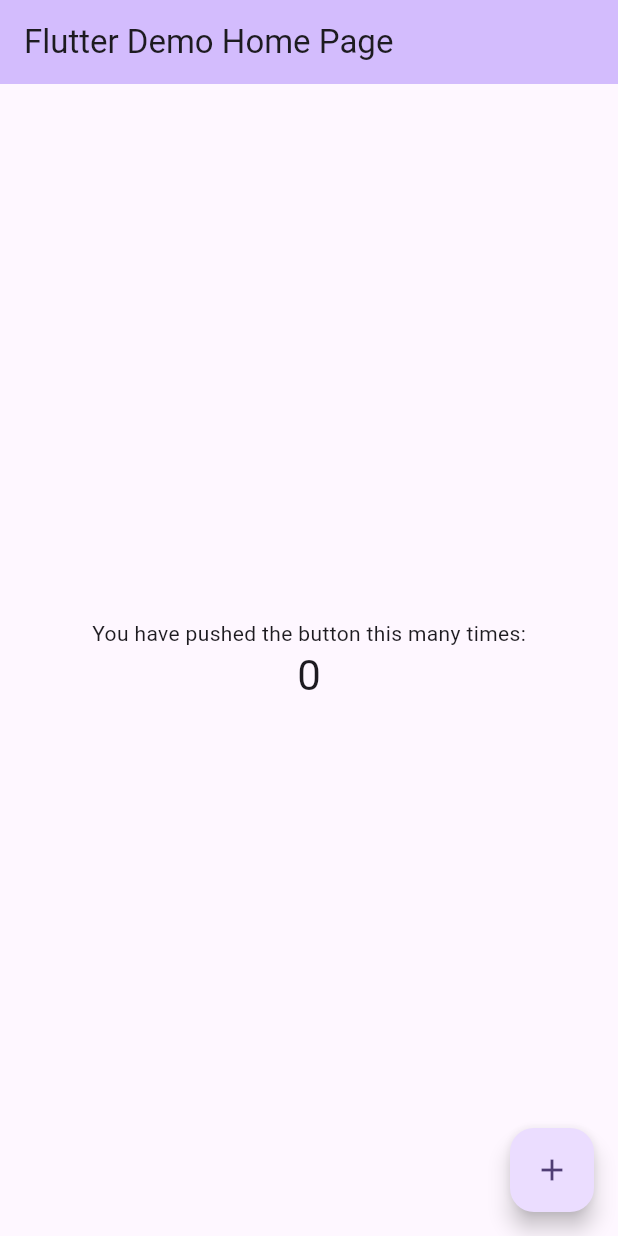
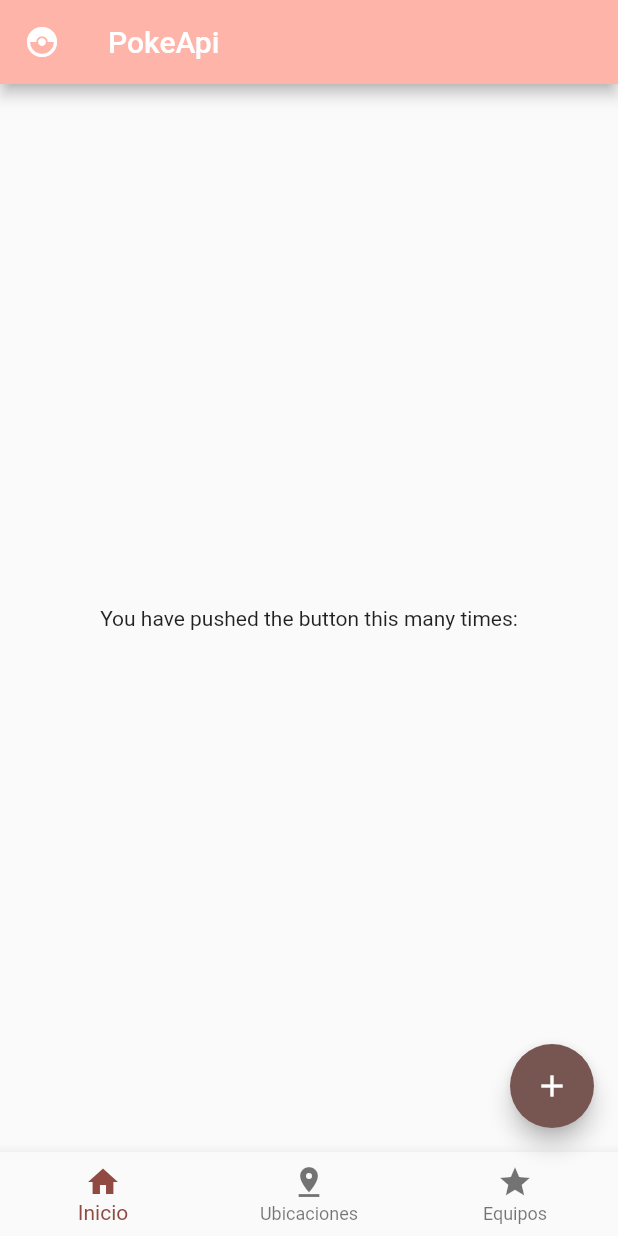
Before and after one commit to fedeGtz11/pokeApi, a Flutter app: the screen it shows after launch, on a phone screen of 412 x 824 dp. Run offline on Flutter 3.47's test engine with Material 3 defaults, Android fonts, the phone set to English and light mode, and no system bars.

Commit message:
Se le agregaron cositas, se separaron por archivos, basico ++

```diff
--- /dev/null
+++ b/lib/home.dart
@@ -0,0 +1,45 @@
+import 'package:flutter/material.dart';
+import 'pokeapi.dart';
+
+class HomePage extends StatefulWidget {
+  const HomePage({super.key, required this.title});
+
+  final String title;
+
+  @override
+  State<HomePage> createState() => _MyHomePageState();
+}
+
+class _MyHomePageState extends State<HomePage> {
+  @override
+  Widget build(BuildContext context) {
+    return Scaffold(
+      appBar: AppBar(
+        backgroundColor: Theme.of(context).colorScheme.inversePrimary,
+        leading: Icon(Icons.catching_pokemon),
+        title: Text(widget.title),
+      ),
+      body: Center(
+        child: Column(
+          mainAxisAlignment: MainAxisAlignment.center,
+          children: <Widget>[
+            const Text(
+              'You have pushed the button this many times:',
+            ),
+          ],
+        ),
+      ),
+      floatingActionButton: FloatingActionButton(
+        onPressed: () {},
+        tooltip: 'Increment',
+        child: const Icon(Icons.add),
+      ),
+      bottomNavigationBar: BottomNavigationBar(items: [
+        BottomNavigationBarItem(icon: Icon(Icons.home), label: "Inicio"),
+        BottomNavigationBarItem(
+            icon: Icon(Icons.pin_drop), label: "Ubicaciones"),
+        BottomNavigationBarItem(icon: Icon(Icons.star), label: "Equipos"),
+      ]),
+    );
+  }
+}
--- a/lib/main.dart
+++ b/lib/main.dart
@@ -1,125 +1,6 @@
 import 'package:flutter/material.dart';
+import 'pokeapi.dart';
 
 void main() {
-  runApp(const MyApp());
+  runApp(const PokeApi());
 }
-
-class MyApp extends StatelessWidget {
-  const MyApp({super.key});
-
-  // This widget is the root of your application.
-  @override
-  Widget build(BuildContext context) {
-    return MaterialApp(
-      title: 'Flutter Demo',
-      theme: ThemeData(
-        // This is the theme of your application.
-        //
-        // TRY THIS: Try running your application with "flutter run". You'll see
-        // the application has a purple toolbar. Then, without quitting the app,
-        // try changing the seedColor in the colorScheme below to Colors.green
-        // and then invoke "hot reload" (save your changes or press the "hot
-        // reload" button in a Flutter-supported IDE, or press "r" if you used
-        // the command line to start the app).
-        //
-        // Notice that the counter didn't reset back to zero; the application
-        // state is not lost during the reload. To reset the state, use hot
-        // restart instead.
-        //
-        // This works for code too, not just values: Most code changes can be
-        // tested with just a hot reload.
-        colorScheme: ColorScheme.fromSeed(seedColor: Colors.deepPurple),
-        useMaterial3: true,
-      ),
-      home: const MyHomePage(title: 'Flutter Demo Home Page'),
-    );
-  }
-}
-
-class MyHomePage extends StatefulWidget {
-  const MyHomePage({super.key, required this.title});
-
-  // This widget is the home page of your application. It is stateful, meaning
-  // that it has a State object (defined below) that contains fields that affect
-  // how it looks.
-
-  // This class is the configuration for the state. It holds the values (in this
-  // case the title) provided by the parent (in this case the App widget) and
-  // used by the build method of the State. Fields in a Widget subclass are
-  // always marked "final".
-
-  final String title;
-
-  @override
-  State<MyHomePage> createState() => _MyHomePageState();
-}
-
-class _MyHomePageState extends State<MyHomePage> {
-  int _counter = 0;
-
-  void _incrementCounter() {
-    setState(() {
-      // This call to setState tells the Flutter framework that something has
-      // changed in this State, which causes it to rerun the build method below
-      // so that the display can reflect the updated values. If we changed
-      // _counter without calling setState(), then the build method would not be
-      // called again, and so nothing would appear to happen.
-      _counter++;
-    });
-  }
-
-  @override
-  Widget build(BuildContext context) {
-    // This method is rerun every time setState is called, for instance as done
-    // by the _incrementCounter method above.
-    //
-    // The Flutter framework has been optimized to make rerunning build methods
-    // fast, so that you can just rebuild anything that needs updating rather
-    // than having to individually change instances of widgets.
-    return Scaffold(
-      appBar: AppBar(
-        // TRY THIS: Try changing the color here to a specific color (to
-        // Colors.amber, perhaps?) and trigger a hot reload to see the AppBar
-        // change color while the other colors stay the same.
-        backgroundColor: Theme.of(context).colorScheme.inversePrimary,
-        // Here we take the value from the MyHomePage object that was created by
-        // the App.build method, and use it to set our appbar title.
-        title: Text(widget.title),
-      ),
-      body: Center(
-        // Center is a layout widget. It takes a single child and positions it
-        // in the middle of the parent.
-        child: Column(
-          // Column is also a layout widget. It takes a list of children and
-          // arranges them vertically. By default, it sizes itself to fit its
-          // children horizontally, and tries to be as tall as its parent.
-          //
-          // Column has various properties to control how it sizes itself and
-          // how it positions its children. Here we use mainAxisAlignment to
-          // center the children vertically; the main axis here is the vertical
-          // axis because Columns are vertical (the cross axis would be
-          // horizontal).
-          //
-          // TRY THIS: Invoke "debug painting" (choose the "Toggle Debug Paint"
-          // action in the IDE, or press "p" in the console), to see the
-          // wireframe for each widget.
-          mainAxisAlignment: MainAxisAlignment.center,
-          children: <Widget>[
-            const Text(
-              'You have pushed the button this many times:',
-            ),
-            Text(
-              '$_counter',
-              style: Theme.of(context).textTheme.headlineMedium,
-            ),
-          ],
-        ),
-      ),
-      floatingActionButton: FloatingActionButton(
-        onPressed: _incrementCounter,
-        tooltip: 'Increment',
-        child: const Icon(Icons.add),
-      ), // This trailing comma makes auto-formatting nicer for build methods.
-    );
-  }
-}
--- /dev/null
+++ b/lib/pokeapi.dart
@@ -0,0 +1,21 @@
+import 'package:flutter/material.dart';
+import 'home.dart';
+
+class PokeApi extends StatelessWidget {
+  const PokeApi({super.key});
+
+  static const String title = 'PokeApi';
+
+  @override
+  Widget build(BuildContext context) {
+    return MaterialApp(
+      title: title,
+      debugShowCheckedModeBanner: false,
+      theme: ThemeData(
+        colorScheme: ColorScheme.fromSeed(seedColor: Colors.red),
+        useMaterial3: false,
+      ),
+      home: const HomePage(title: title),
+    );
+  }
+}
```
